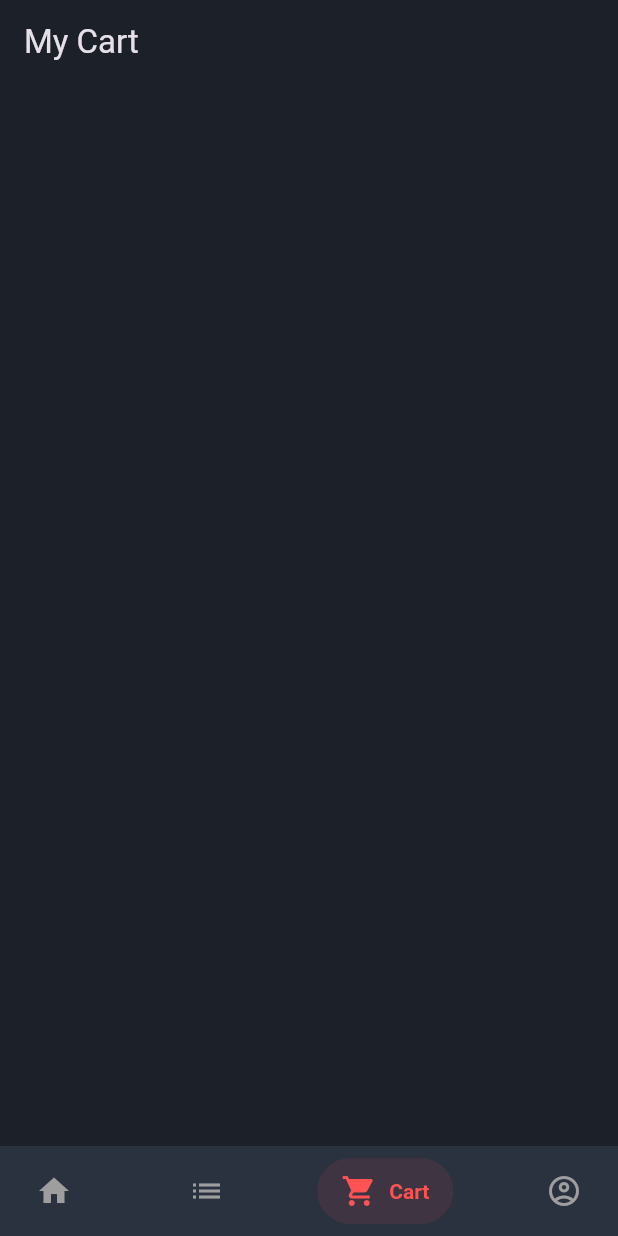
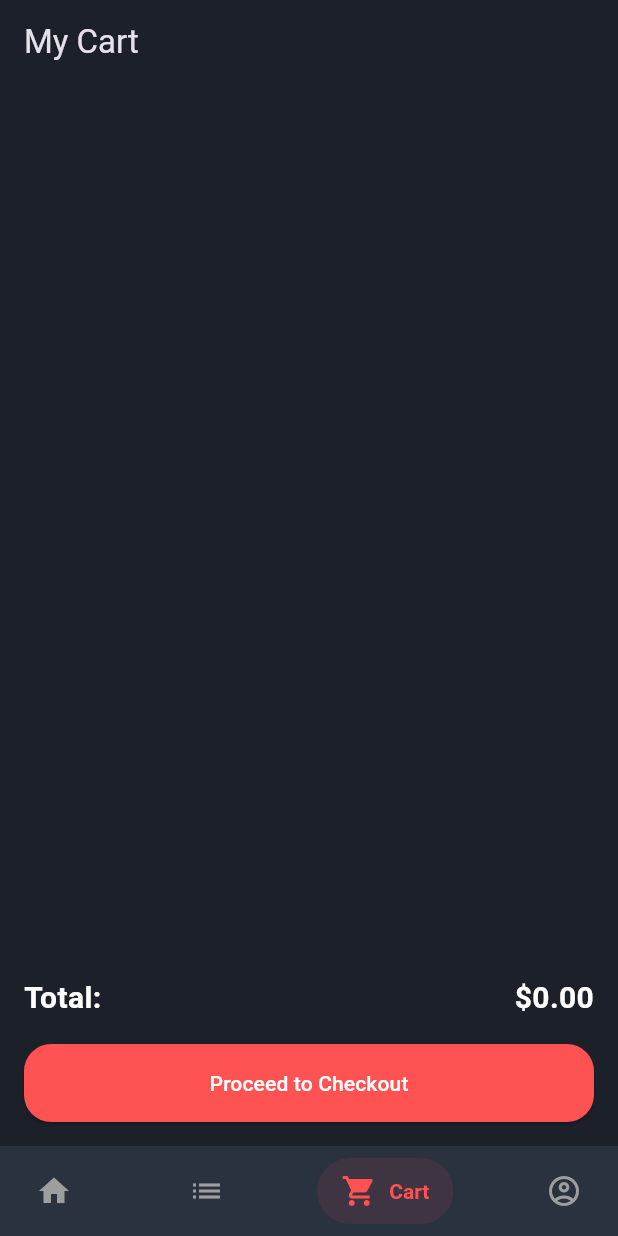
Before and after one commit to obadaKraishan/FastFood_App, a Flutter app: the screen it shows once a user with an empty profile is signed in, item 3 of the bottom bar chosen, on a phone screen of 412 x 824 dp. Run offline on Flutter 3.47's test engine with Material 3 defaults, Android fonts, the light colour scheme and no system bars; drawn by our look-alikes of salomon_bottom_bar; our stand-ins replace badges, bloc, cloud_firestore, equatable, firebase_auth, firebase_core and 7 more; missing offline and left inert: firebase_app_check; accounts and stored records are empty.

Commit message:
Cart screen enhanced

```diff
--- a/lib/presentation/screens/cart/cart_screen.dart
+++ b/lib/presentation/screens/cart/cart_screen.dart
@@ -1,4 +1,5 @@
 // lib/presentation/screens/cart/cart_screen.dart
+
 import 'package:flutter/material.dart';
 import 'package:flutter_bloc/flutter_bloc.dart';
 import 'package:fastfood_app/data/models/cart_item_model.dart';
@@ -7,7 +8,19 @@ import 'package:fastfood_app/logic/blocs/cart/cart_event.dart';
 import 'package:fastfood_app/logic/blocs/cart/cart_state.dart';
 import 'package:fastfood_app/presentation/widgets/cart_item.dart';
 
-class CartScreen extends StatelessWidget {
+class CartScreen extends StatefulWidget {
+  @override
+  _CartScreenState createState() => _CartScreenState();
+}
+
+class _CartScreenState extends State<CartScreen> {
+  @override
+  void initState() {
+    super.initState();
+    // Dispatch the LoadCart event to fetch the cart items when the screen is initialized
+    context.read<CartBloc>().add(LoadCart());
+  }
+
   @override
   Widget build(BuildContext context) {
     return Scaffold(
@@ -49,16 +62,26 @@ class CartScreen extends StatelessWidget {
                       Row(
                         mainAxisAlignment: MainAxisAlignment.spaceBetween,
                         children: [
-                          Text('Total:', style: TextStyle(fontSize: 20, fontWeight: FontWeight.bold)),
-                          Text("\$${state.cart.items.fold<double>(0.0, (sum, item) => sum + item.price * item.quantity).toStringAsFixed(2)}", style: TextStyle(fontSize: 20, fontWeight: FontWeight.bold)),
+                          Text('Total:', style: TextStyle(fontSize: 20, fontWeight: FontWeight.bold, color: Colors.white)),
+                          Text("\$${state.cart.items.fold<double>(0.0, (sum, item) => sum + item.price * item.quantity).toStringAsFixed(2)}", style: TextStyle(fontSize: 20, fontWeight: FontWeight.bold, color: Colors.white)),
                         ],
                       ),
                       SizedBox(height: 16),
-                      ElevatedButton(
-                        onPressed: () {
-                          // Navigate to payment screen
-                        },
-                        child: Text('Proceed to Checkout'),
+                      SizedBox(
+                        width: double.infinity,
+                        child: ElevatedButton(
+                          onPressed: () {
+                            // Navigate to payment screen
+                          },
+                          style: ElevatedButton.styleFrom(
+                            backgroundColor: Colors.redAccent,
+                            shape: RoundedRectangleBorder(
+                              borderRadius: BorderRadius.circular(18.0),
+                            ),
+                            padding: EdgeInsets.symmetric(vertical: 16),
+                          ),
+                          child: Text('Proceed to Checkout', style: TextStyle(color: Colors.white)),
+                        ),
                       ),
                     ],
                   ),
```
Also changed, not shown: lib/presentation/widgets/cart_item.dart (+22 -15 lines).
